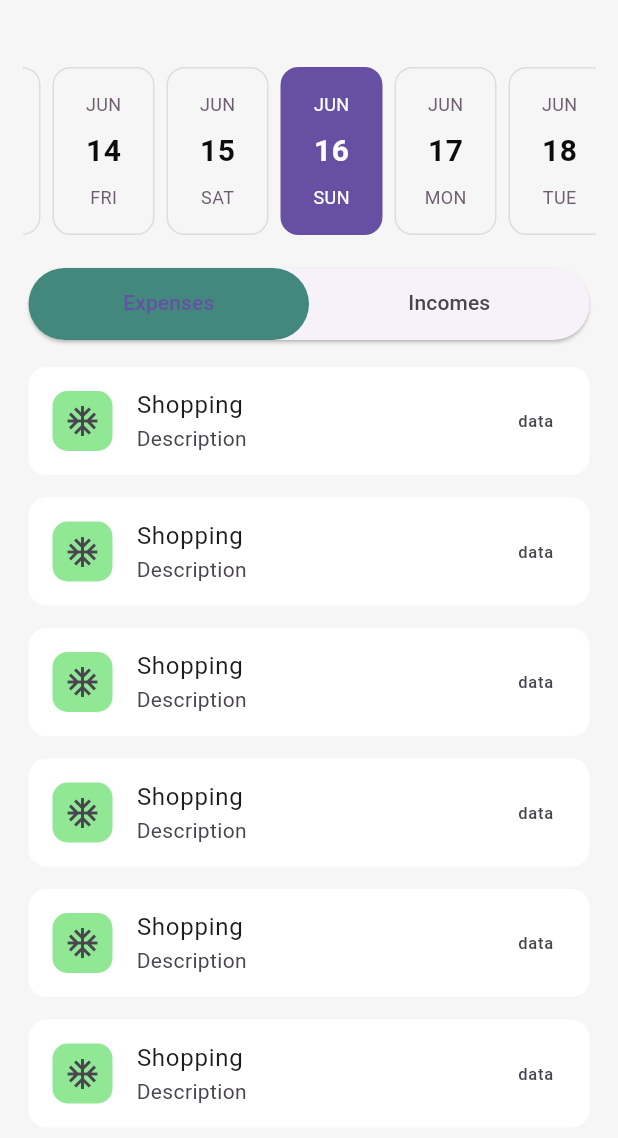
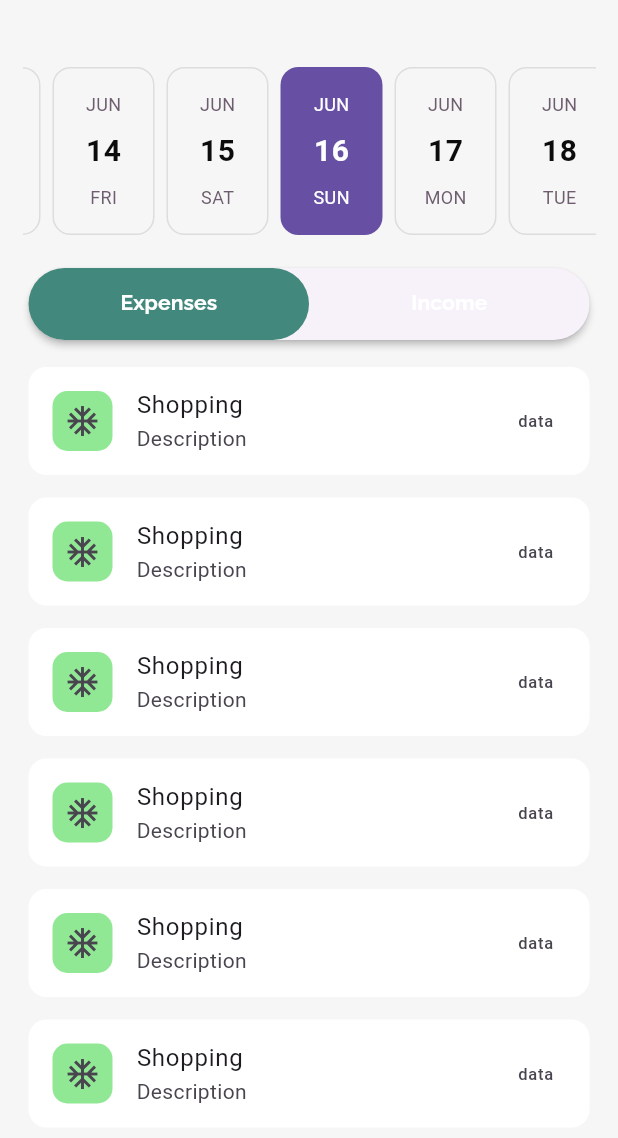
Before and after one commit to Kevinkiron/zoro, a Flutter app: the Transaction screen opened directly, on a phone screen of 412 x 824 dp, the part 98-1236 px from its top. Run offline on Flutter 3.47's test engine with Material 3 defaults, Android fonts, the light colour scheme and no system bars; drawn by our look-alikes of easy_date_timeline; our stand-ins replace bloc, equatable, fl_chart, flashy_tab_bar2, flip_card, flutter_bloc and 3 more; missing offline and left inert: circular_menu.

Commit message:
ui corrections

```diff
--- a/lib/screens/transactions/transaction.dart
+++ b/lib/screens/transactions/transaction.dart
@@ -1,4 +1,5 @@
 import 'package:easy_date_timeline/easy_date_timeline.dart';
+import 'package:expense_tracker/utils/app_font_styles.dart';
 import 'package:flutter/material.dart';
 import 'package:gap/gap.dart';
 
@@ -19,7 +20,8 @@ class Transaction extends StatelessWidget {
                 initialDate: DateTime.now(),
               ),
               const Gap(10),
-              const Card(
+              Card(
+                elevation: 2,
                 shape: RoundedRectangleBorder(
                     borderRadius: BorderRadius.all(Radius.circular(30))),
                 child: TabBar(
@@ -27,18 +29,24 @@ class Transaction extends StatelessWidget {
                   indicatorSize: TabBarIndicatorSize.tab,
                   enableFeedback: false,
                   dividerColor: Colors.transparent,
-                  indicator: BoxDecoration(
-                      color: Color(0xFF42887c),
+                  indicator: const BoxDecoration(
+                      gradient: LinearGradient(colors: [
+                        Color(0xFF42887c),
+                        //  Color.fromARGB(255, 116, 164, 151),
+                        Color(0xFF42887c),
+                      ]),
                       borderRadius: BorderRadius.all(Radius.circular(30))),
                   tabs: [
                     Tab(
-                      child: Text(
-                        'Expenses',
-                      ),
-                    ),
+                        child: AppFont().S(
+                            text: 'Expenses',
+                            color: Colors.white,
+                            fontWeight: FontWeight.bold)),
                     Tab(
-                      child: Text('Incomes'),
-                    ),
+                        child: AppFont().S(
+                            text: 'Income',
+                            color: Colors.white,
+                            fontWeight: FontWeight.bold)),
                   ],
                 ),
               ),
```
Also changed, not shown: lib/screens/home/home.dart (+0 -71 lines).
